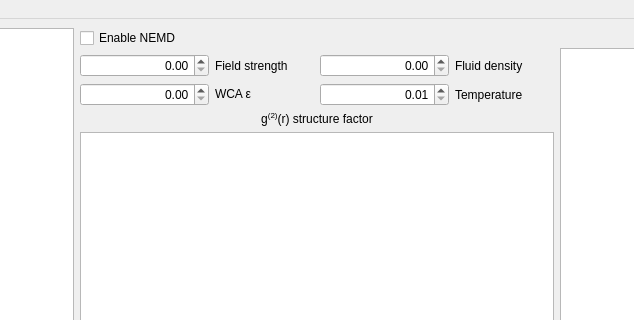
This is GUI-resources/mainwindow.ui in CTCMS-UQ/QtNEMD as Qt 5 draws it before an edit; both pictures show x 410 to 1044 and y 0 to 320 of the 1454 by 727 pixel window. The edited form follows.
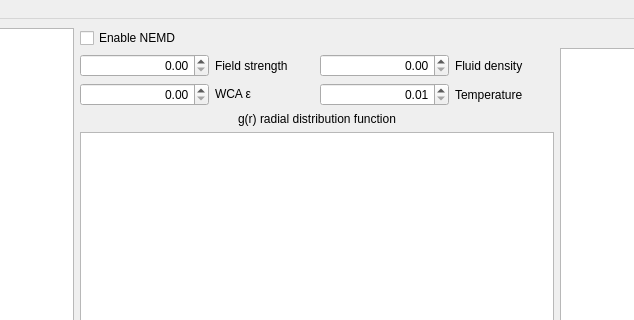
This is the edited form. Custom widgets are drawn as their Qt base class.

Commit message: Fixed bug in particle density spinbox

Diff of the .ui file:
```diff
--- a/GUI-resources/mainwindow.ui
+++ b/GUI-resources/mainwindow.ui
@@ -262,7 +262,7 @@
       <item>
        <widget class="QLabel" name="label">
         <property name="text">
-         <string>&lt;html&gt;&lt;head/&gt;&lt;body&gt;&lt;p&gt;g&lt;span style=&quot; vertical-align:super;&quot;&gt;(2)&lt;/span&gt;(r) structure factor&lt;/p&gt;&lt;/body&gt;&lt;/html&gt;</string>
+         <string>&lt;html&gt;&lt;head/&gt;&lt;body&gt;&lt;p&gt;g(r) radial distribution function&lt;/p&gt;&lt;/body&gt;&lt;/html&gt;</string>
         </property>
         <property name="alignment">
          <set>Qt::AlignCenter</set>
```
Left out of the diff: 2 changed lines with no effect on the pictures. The commit also changes 4 other files.
